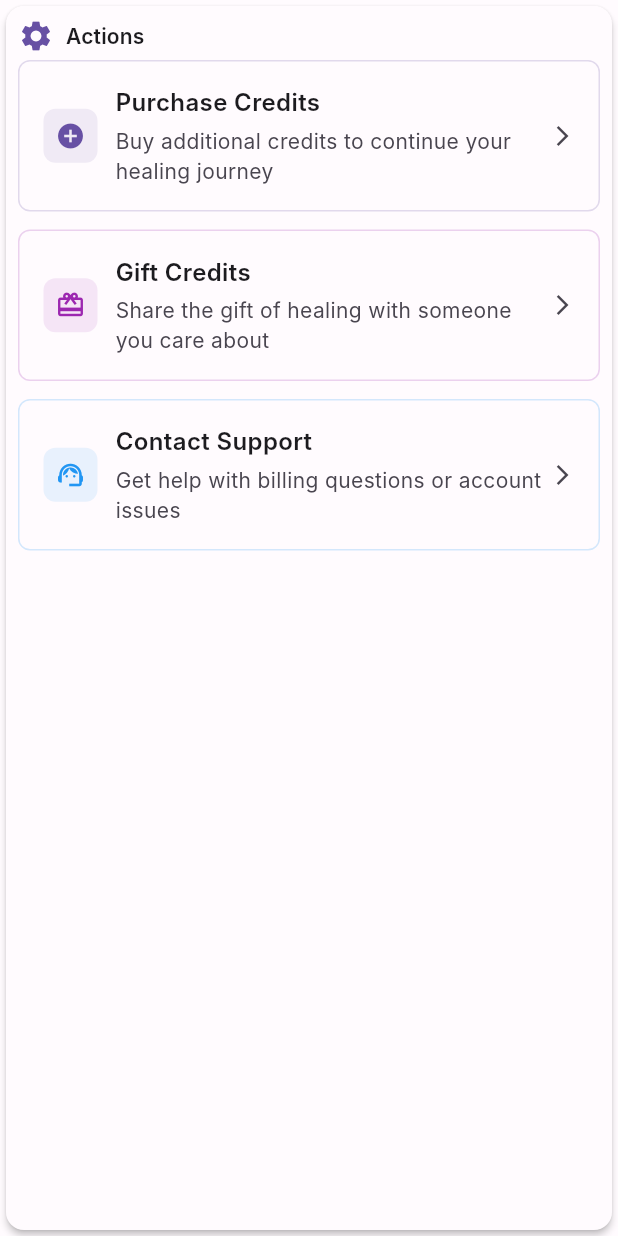
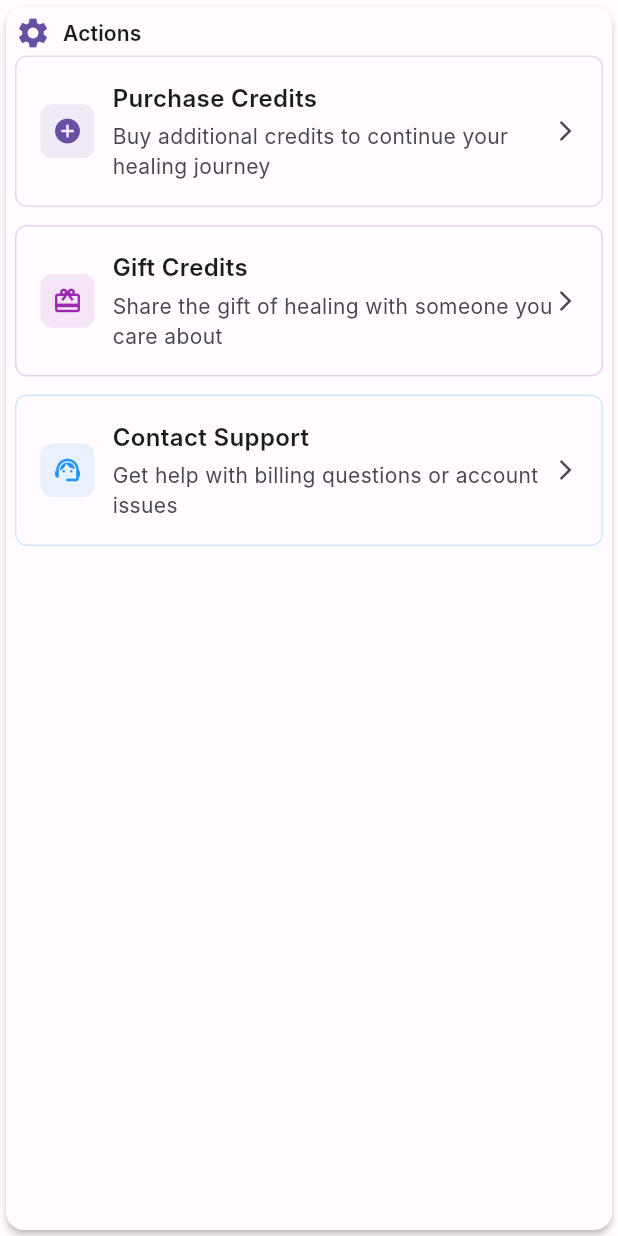
Before and after one commit to kcheath/mindhearth, a Flutter app: the BillingActionsWidget widget shown alone on an empty page, opened directly, on a phone screen of 412 x 824 dp. Run offline on Flutter 3.47's test engine with Material 3 defaults, Android fonts, the phone set to English and light mode, and no system bars; our stand-ins replace dio, flutter_riverpod, flutter_secure_storage, get_it, go_router, hooks_riverpod and 1 more; accounts and stored records are empty; network calls fail; Roboto replaces fonts that are missing (Inter).

Commit message:
Fix final 6px overflow on billing screen
- Reduce page padding from 6px to 4px
- Reduce spacing between cards from 6px to 4px
- Reduce card padding from 8px to 6px
- Reduce internal spacing from 4px to 3px
- Eliminate final 6px overflow to fit screen perfectly
- Maintain trauma-informed design with ultra-compact layout

```diff
--- a/lib/features/billing/presentation/pages/billing_page.dart
+++ b/lib/features/billing/presentation/pages/billing_page.dart
@@ -124,7 +124,7 @@ class _BillingPageState extends ConsumerState<BillingPage>
 
   Widget _buildOverviewTab(BuildContext context, billingState, billingNotifier) {
       return Padding(
-        padding: const EdgeInsets.all(6),
+        padding: const EdgeInsets.all(4),
         child: Column(
           crossAxisAlignment: CrossAxisAlignment.start,
           children: [
@@ -137,7 +137,7 @@ class _BillingPageState extends ConsumerState<BillingPage>
               ),
             ),
 
-            const SizedBox(height: 6),
+            const SizedBox(height: 4),
 
             // Billing Actions
             Expanded(
--- a/lib/features/billing/presentation/widgets/billing_actions_widget.dart
+++ b/lib/features/billing/presentation/widgets/billing_actions_widget.dart
@@ -22,7 +22,7 @@ class BillingActionsWidget extends StatelessWidget {
         borderRadius: BorderRadius.circular(12),
       ),
       child: Padding(
-        padding: const EdgeInsets.all(8),
+        padding: const EdgeInsets.all(6),
         child: Column(
           crossAxisAlignment: CrossAxisAlignment.start,
           children: [
@@ -43,7 +43,7 @@ class BillingActionsWidget extends StatelessWidget {
                 ),
               ],
             ),
-            const SizedBox(height: 4),
+            const SizedBox(height: 3),
             _buildActionGrid(context),
           ],
         ),
```
Also changed, not shown: lib/features/billing/presentation/widgets/credit_balance_card.dart (+4 -4 lines).
